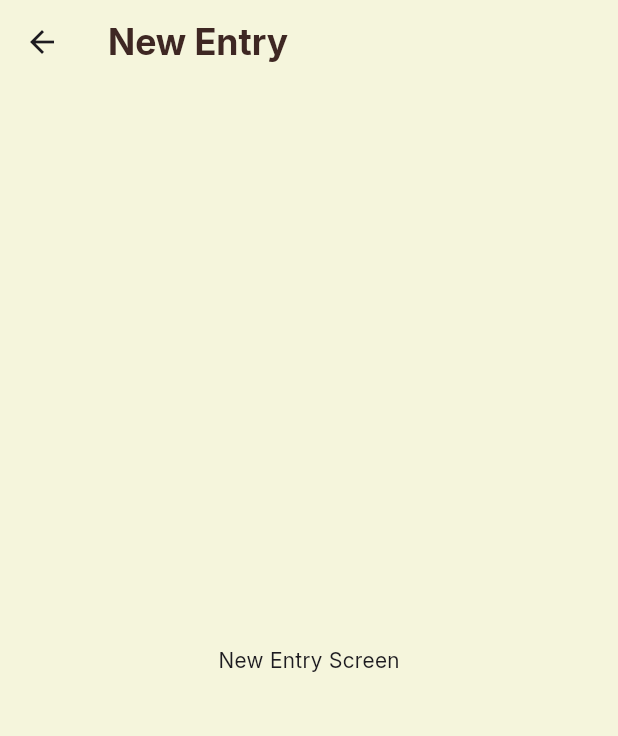
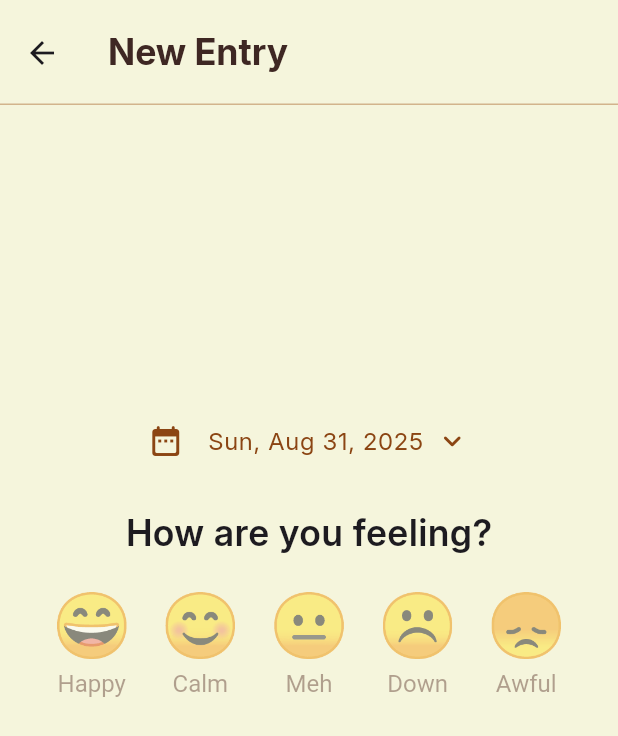
Before and after one commit to gianworks/emotiary, a Flutter app: the NewEntryScreen screen opened directly, on a phone screen of 412 x 824 dp. Shown: the top 736 px of the screen. Run offline on Flutter 3.47's test engine with Material 3 defaults, Android fonts, the phone set to English and light mode, and no system bars; our stand-ins replace animated_bottom_navigation_bar.

Commit message:
Add mood selection and date picker feature to new entry screen

```diff
--- a/lib/screens/new_entry_screen.dart
+++ b/lib/screens/new_entry_screen.dart
@@ -1,4 +1,7 @@
+import "package:emotiary/theme/app_colors.dart";
 import "package:flutter/material.dart";
+import "package:emotiary/widgets/new_entry/mood_select_widget.dart";
+import "package:emotiary/utils/date_time_utils.dart";
 
 class NewEntryScreen extends StatefulWidget {
   const NewEntryScreen({super.key});
@@ -8,11 +11,116 @@ class NewEntryScreen extends StatefulWidget {
 }
 
 class _NewEntryScreenState extends State<NewEntryScreen> {
+  final PageController _pageController = PageController();
+  final TextEditingController _dateTextController = TextEditingController();
+
+  final Map<String, String> _moods = {
+    "Happy": "😄",
+    "Calm": "😊",
+    "Meh": "😐",
+    "Down": "☹️",
+    "Awful": "😞",
+  };
+
+  int _currentPage = 0;
+  String _selectedMood = "";
+
+  @override
+  void initState() {
+    super.initState();
+    _dateTextController.text = DateTimeUtils.formatDate(DateTime.now());
+  }
+
+  @override
+  void dispose() {
+    super.dispose();
+    _pageController.dispose();
+    _dateTextController.dispose();
+  }
+
+  Future<void> _onSelectDate() async {
+    DateTime? selectedDate = await showDatePicker(
+      context: context,
+      initialDate: DateTime.now(),
+      firstDate: DateTime(2000),
+      lastDate: DateTime(2100)
+    );
+
+    if (selectedDate == null) return;
+    _dateTextController.text = DateTimeUtils.formatDate(selectedDate);
+  }
+
+  void _onSelectMood(String mood) {
+    setState(() => _selectedMood = mood);
+  }
+
+  void _goToNextPage (bool condition) {
+    if (!condition) return;
+    _pageController.nextPage(
+      duration: const Duration(milliseconds: 300),
+      curve: Curves.easeInOut
+    );
+  }
+
+  void _goToPreviousPage(bool condition) {
+    if (!condition) return;
+    _pageController.previousPage(
+      duration: const Duration(milliseconds: 300),
+      curve: Curves.easeInOut
+    );
+  }
+
+  bool _canShowDoneButton() {
+    switch (_currentPage) {
+      case 0:
+        return _selectedMood.isNotEmpty;
+      case 1:
+        return false;
+      default:
+        return false;
+    }
+  }
+
   @override
   Widget build(BuildContext context) {
-    return Scaffold(
-      appBar: AppBar(title: Text("New Entry")),
-      body: Center(child: Text("New Entry Screen"))
+    return PopScope(
+      canPop: (_currentPage <= 0),
+      onPopInvokedWithResult: (didPop, _) => _goToPreviousPage(!didPop),
+      child: Scaffold(
+        appBar: AppBar(
+          title: Text("New Entry"),
+          actions: [
+            Padding(
+              padding: EdgeInsetsGeometry.only(right: 16),
+              child: AnimatedSlide(
+                duration: const Duration(milliseconds: 300),
+                curve: Curves.easeInOut,
+                offset: (_canShowDoneButton()) ? Offset(0, 0) : Offset(2, 0),
+                child: TextButton.icon(
+                  icon: Icon(Icons.check_circle_rounded, size: 24, color: AppColors.sienna),
+                  label: Text("Done", style: TextStyle(fontSize: 16, fontWeight: FontWeight.w600, color: AppColors.sienna)),
+                  onPressed: () => _goToNextPage(_canShowDoneButton())
+                )
+              )
+            )
+          ]
+        ),
+        body: PageView(
+          controller: _pageController,
+          physics: NeverScrollableScrollPhysics(),
+          onPageChanged: (index) => setState(() => _currentPage = index),
+          children: [
+            MoodSelectWidget(
+              dateTextController: _dateTextController,
+              moods: _moods,
+              selectedMood: _selectedMood,
+              onSelectDate: _onSelectDate,
+              onSelectMood: _onSelectMood
+            ),
+            Center(child: Text("Activity Select"))
+          ]
+        )
+      )
     );
   }
 }
--- a/lib/theme/app_colors.dart
+++ b/lib/theme/app_colors.dart
@@ -1,7 +1,9 @@
 import "package:flutter/material.dart";
 
 class AppColors {
+  static const Color tan = Color(0xFFD2B48C);
   static const Color beige = Color(0xFFF5F5DC);
+  static const Color brown = Color(0xFF6D4C41);
   static const Color sienna = Color(0xFFA0522D);
   static const Color saddleBrown = Color(0xFF8B4513);
   static const Color veryDarkBrown = Color(0xFF3E2723);
--- a/lib/theme/app_theme.dart
+++ b/lib/theme/app_theme.dart
@@ -10,13 +10,15 @@ class AppTheme {
       foregroundColor: Colors.white
     ),
     appBarTheme: AppBarTheme(
+      toolbarHeight: 70,
       titleTextStyle: TextStyle(
         fontFamily: "Inter",
         fontSize: 24,
-        fontWeight: FontWeight.bold,
+        fontWeight: FontWeight.w700,
         color: AppColors.veryDarkBrown
       ),
-      backgroundColor: AppColors.beige,
+      shape: Border(bottom: BorderSide(color: AppColors.tan)),
+      backgroundColor: AppColors.beige
     )
   );
 }
--- /dev/null
+++ b/lib/utils/date_time_utils.dart
@@ -0,0 +1,8 @@
+import 'package:intl/intl.dart';
+
+class DateTimeUtils {
+  static String formatDate(DateTime date) {
+    return DateFormat("EEE, MMM d, y").format(date);
+  }
+
+}
--- /dev/null
+++ b/lib/widgets/new_entry/mood_select_widget.dart
@@ -0,0 +1,85 @@
+import "package:flutter/material.dart";
+import "package:emotiary/theme/app_colors.dart";
+
+class MoodSelectWidget extends StatelessWidget {
+  final TextEditingController dateTextController;
+  final Map<String, String> moods;
+  final String selectedMood;
+
+  final VoidCallback onSelectDate;
+  final Function(String mood) onSelectMood;
+
+  const MoodSelectWidget({
+    super.key,
+    required this.dateTextController,
+    required this.moods,
+    required this.selectedMood,
+    required this.onSelectDate,
+    required this.onSelectMood
+  });
+
+  @override
+  Widget build(BuildContext context) {
+    return Column(
+      mainAxisAlignment: MainAxisAlignment.start,
+      crossAxisAlignment: CrossAxisAlignment.center,
+      children: [
+        const SizedBox(height: 200),
+        SizedBox(
+          width: 215,
+          child: TextField(
+            controller: dateTextController,
+            readOnly: true,
+            enableInteractiveSelection: false,
+            style: TextStyle(fontSize: 16, color: AppColors.saddleBrown),
+            decoration: InputDecoration(
+              border: InputBorder.none,
+              icon: Icon(Icons.date_range_rounded, color: AppColors.saddleBrown),
+              suffixIcon: Icon(Icons.keyboard_arrow_down_rounded, color: AppColors.saddleBrown),
+              suffixIconConstraints: BoxConstraints(minHeight: 12, minWidth: 12)
+            ),
+            onTap: onSelectDate
+          )
+        ),
+        const SizedBox(height: 20),
+        Text("How are you feeling?", style: TextStyle(fontSize: 24, fontWeight: FontWeight.w600)),
+        const SizedBox(height: 20),
+        Row(
+          mainAxisAlignment: MainAxisAlignment.center,
+          crossAxisAlignment: CrossAxisAlignment.center,
+          spacing: 20,
+          children: moods.entries.map((entry) {
+            final String mood = entry.key;
+            final String emoji = entry.value;
+            final bool isSelected = selectedMood == mood;
+
+            return GestureDetector(
+              onTap: () => onSelectMood(mood),
+              child: AnimatedOpacity(
+                duration: const Duration(milliseconds: 300),
+                curve: Curves.easeInOut,
+                opacity: (isSelected) ? 1 : 0.5,
+                child: Column(
+                  children: [
+                    _animateText(emoji, 48, 42, isSelected),
+                    const SizedBox(height: 5),
+                    _animateText(mood, 20, 16, isSelected, color: AppColors.brown)
+                  ]
+                )
+              )
+            );
+          }).toList()
+        )
+      ]
+    );
+  }
+
+  Widget _animateText(String text, double selectedSize, double normalSize, bool isSelected, {Color? color}) {
+    return AnimatedDefaultTextStyle(
+      duration: const Duration(milliseconds: 300),
+      curve: Curves.easeInOut,
+      style: TextStyle(fontSize: isSelected ? selectedSize : normalSize, color: color),
+      child: Text(text)
+    );
+  }
+}
```
